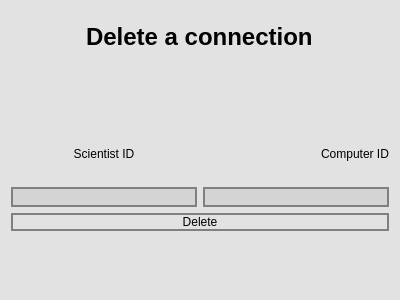
This is GUI-verklegtVika3/deleteconnection.ui in streamerinn/Verklegt-1 as Qt 5 draws it before an edit. The edited form follows.
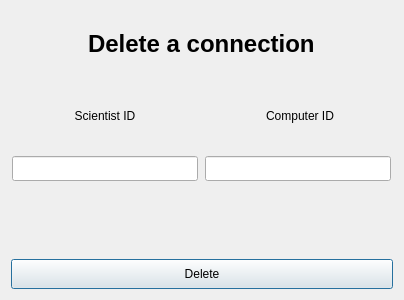
This is the edited form. Icons and pictures are not drawn.

Patch:
```diff
--- a/GUI-verklegtVika3/deleteconnection.ui
+++ b/GUI-verklegtVika3/deleteconnection.ui
@@ -21,7 +21,7 @@
     <normaloff>:/images/pictures/linking.png</normaloff>:/images/pictures/linking.png</iconset>
   </property>
   <property name="styleSheet">
-   <string notr="true">background-color: rgb(226, 226, 226);</string>
+   <string notr="true"/>
   </property>
   <layout class="QVBoxLayout" name="verticalLayout">
    <item alignment="Qt::AlignHCenter">
@@ -36,16 +36,6 @@
      </property>
     </widget>
    </item>
-   <item>
-    <widget class="QLabel" name="deletePic">
-     <property name="text">
-      <string/>
-     </property>
-     <property name="alignment">
-      <set>Qt::AlignCenter</set>
-     </property>
-    </widget>
-   </item>
    <item>
     <layout class="QVBoxLayout" name="verticalLayout_3">
      <item>
@@ -59,6 +49,12 @@
        </item>
        <item alignment="Qt::AlignRight">
         <widget class="QLabel" name="compID">
+         <property name="minimumSize">
+          <size>
+           <width>186</width>
+           <height>40</height>
+          </size>
+         </property>
          <property name="text">
           <string>&lt;html&gt;&lt;head/&gt;&lt;body&gt;&lt;p align=&quot;center&quot;&gt;Computer ID&lt;/p&gt;&lt;/body&gt;&lt;/html&gt;</string>
          </property>
@@ -74,17 +70,39 @@
       <layout class="QHBoxLayout" name="horizontalLayout_2">
        <item>
         <widget class="QLineEdit" name="insertSciID">
+         <property name="minimumSize">
+          <size>
+           <width>186</width>
+           <height>25</height>
+          </size>
+         </property>
+         <property name="maximumSize">
+          <size>
+           <width>185</width>
+           <height>25</height>
+          </size>
+         </property>
          <property name="styleSheet">
-          <string notr="true">background-color: rgb(212, 212, 212);
-	border: 2px solid gray;</string>
+          <string notr="true"/>
          </property>
         </widget>
        </item>
        <item>
         <widget class="QLineEdit" name="insertCompID">
+         <property name="minimumSize">
+          <size>
+           <width>186</width>
+           <height>25</height>
+          </size>
+         </property>
+         <property name="maximumSize">
+          <size>
+           <width>186</width>
+           <height>25</height>
+          </size>
+         </property>
          <property name="styleSheet">
-          <string notr="true">background-color: rgb(212, 212, 212);
-	border: 2px solid gray;</string>
+          <string notr="true"/>
          </property>
         </widget>
        </item>
@@ -92,24 +110,35 @@
      </item>
     </layout>
    </item>
+   <item>
+    <widget class="QLabel" name="errorCheck">
+     <property name="text">
+      <string/>
+     </property>
+    </widget>
+   </item>
    <item>
     <widget class="QPushButton" name="deleteButton">
+     <property name="minimumSize">
+      <size>
+       <width>382</width>
+       <height>30</height>
+      </size>
+     </property>
+     <property name="maximumSize">
+      <size>
+       <width>382</width>
+       <height>30</height>
+      </size>
+     </property>
      <property name="styleSheet">
-      <string notr="true">
-	border: 2px solid gray;</string>
+      <string notr="true"/>
      </property>
      <property name="text">
       <string>Delete</string>
      </property>
     </widget>
    </item>
-   <item>
-    <widget class="QLabel" name="errorCheck">
-     <property name="text">
-      <string/>
-     </property>
-    </widget>
-   </item>
   </layout>
  </widget>
  <resources>
```
